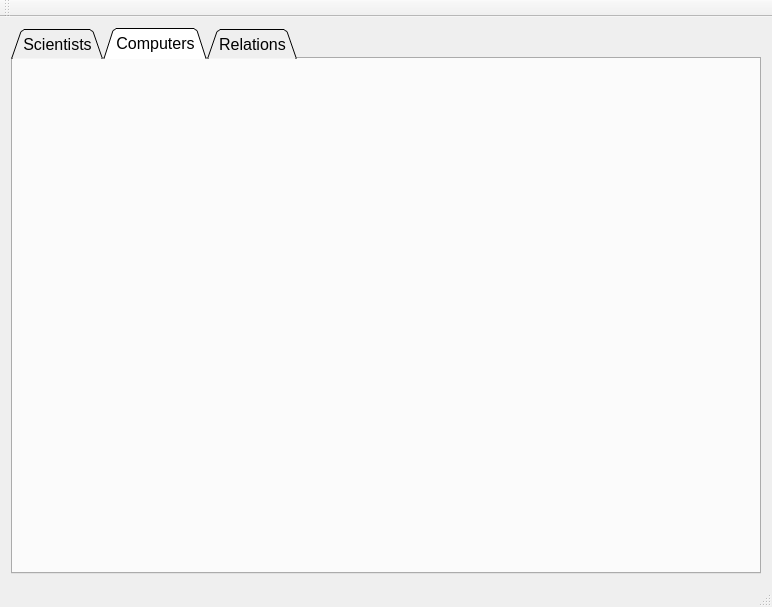
This is mainwindow.ui in athenabjorg/sacr as Qt 5 draws it before an edit. The edited form follows.
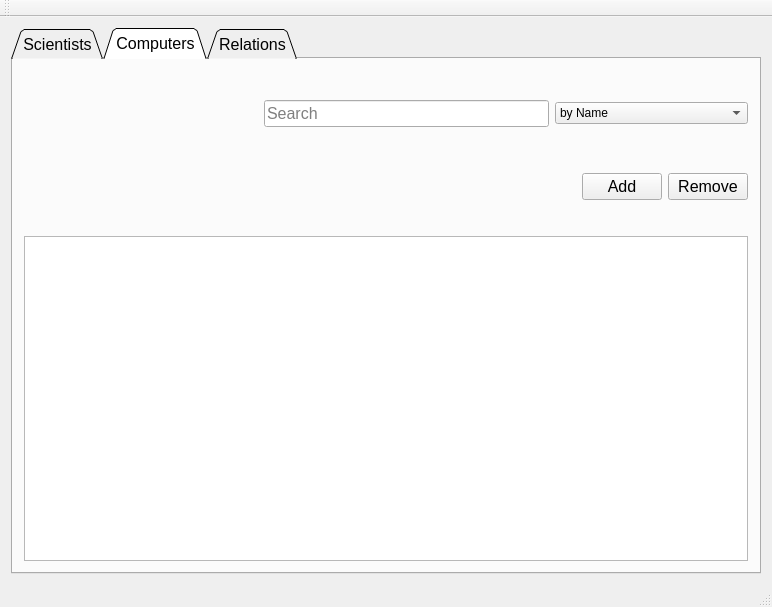
This is the edited form. The open tabs and pages were chosen to show the change.

Diff of the .ui file:
```diff
--- a/mainwindow.ui
+++ b/mainwindow.ui
@@ -20,7 +20,7 @@
    <string>MainWindow</string>
   </property>
   <widget class="QWidget" name="centralWidget">
-   <layout class="QVBoxLayout" name="verticalLayout_15">
+   <layout class="QHBoxLayout" name="horizontalLayout">
     <item>
      <widget class="QTabWidget" name="tabs">
       <property name="enabled">
@@ -214,6 +214,159 @@
        <attribute name="title">
         <string>Computers</string>
        </attribute>
+       <layout class="QVBoxLayout" name="verticalLayout_15">
+        <item>
+         <layout class="QHBoxLayout" name="userOptionsLayout_11">
+          <item>
+           <spacer name="picturePlaceholder_11">
+            <property name="orientation">
+             <enum>Qt::Horizontal</enum>
+            </property>
+            <property name="sizeType">
+             <enum>QSizePolicy::Fixed</enum>
+            </property>
+            <property name="sizeHint" stdset="0">
+             <size>
+              <width>120</width>
+              <height>160</height>
+             </size>
+            </property>
+           </spacer>
+          </item>
+          <item>
+           <layout class="QVBoxLayout" name="verticalLayout_24">
+            <item>
+             <layout class="QHBoxLayout" name="searchLayout_11">
+              <item>
+               <spacer name="horizontalSpacer_11">
+                <property name="orientation">
+                 <enum>Qt::Horizontal</enum>
+                </property>
+                <property name="sizeType">
+                 <enum>QSizePolicy::Fixed</enum>
+                </property>
+                <property name="sizeHint" stdset="0">
+                 <size>
+                  <width>120</width>
+                  <height>20</height>
+                 </size>
+                </property>
+               </spacer>
+              </item>
+              <item>
+               <widget class="QLineEdit" name="searchInput_11">
+                <property name="placeholderText">
+                 <string>Search</string>
+                </property>
+               </widget>
+              </item>
+              <item>
+               <widget class="QComboBox" name="comboBox_11">
+                <property name="font">
+                 <font>
+                  <pointsize>9</pointsize>
+                  <italic>false</italic>
+                 </font>
+                </property>
+                <item>
+                 <property name="text">
+                  <string>by Name</string>
+                 </property>
+                </item>
+                <item>
+                 <property name="text">
+                  <string>by Gender</string>
+                 </property>
+                </item>
+                <item>
+                 <property name="text">
+                  <string>by Birth Year</string>
+                 </property>
+                </item>
+                <item>
+                 <property name="text">
+                  <string>by Birth Year Range</string>
+                 </property>
+                </item>
+                <item>
+                 <property name="text">
+                  <string>by Death Year (0 for still alive)</string>
+                 </property>
+                </item>
+                <item>
+                 <property name="text">
+                  <string>by Death Year Range</string>
+                 </property>
+                </item>
+                <item>
+                 <property name="text">
+                  <string>by Age</string>
+                 </property>
+                </item>
+                <item>
+                 <property name="text">
+                  <string>by Age Range</string>
+                 </property>
+                </item>
+               </widget>
+              </item>
+             </layout>
+            </item>
+            <item>
+             <spacer name="verticalSpacer_11">
+              <property name="orientation">
+               <enum>Qt::Vertical</enum>
+              </property>
+              <property name="sizeType">
+               <enum>QSizePolicy::Fixed</enum>
+              </property>
+              <property name="sizeHint" stdset="0">
+               <size>
+                <width>20</width>
+                <height>10</height>
+               </size>
+              </property>
+             </spacer>
+            </item>
+            <item>
+             <layout class="QHBoxLayout" name="addRemoveLayout_11">
+              <item>
+               <spacer name="addScientistRemoveSpacer_11">
+                <property name="orientation">
+                 <enum>Qt::Horizontal</enum>
+                </property>
+                <property name="sizeHint" stdset="0">
+                 <size>
+                  <width>40</width>
+                  <height>20</height>
+                 </size>
+                </property>
+               </spacer>
+              </item>
+              <item alignment="Qt::AlignRight">
+               <widget class="QPushButton" name="removeScientistButton_11">
+                <property name="text">
+                 <string>Add</string>
+                </property>
+               </widget>
+              </item>
+              <item alignment="Qt::AlignRight">
+               <widget class="QPushButton" name="addButton_11">
+                <property name="text">
+                 <string>Remove</string>
+                </property>
+               </widget>
+              </item>
+             </layout>
+            </item>
+           </layout>
+          </item>
+         </layout>
+        </item>
+        <item>
+         <widget class="QTableWidget" name="tableWidget"/>
+        </item>
+       </layout>
       </widget>
       <widget class="QWidget" name="relationsTab">
        <attribute name="title">
```
Left out of the diff: 158 changed lines with no effect on the pictures.
